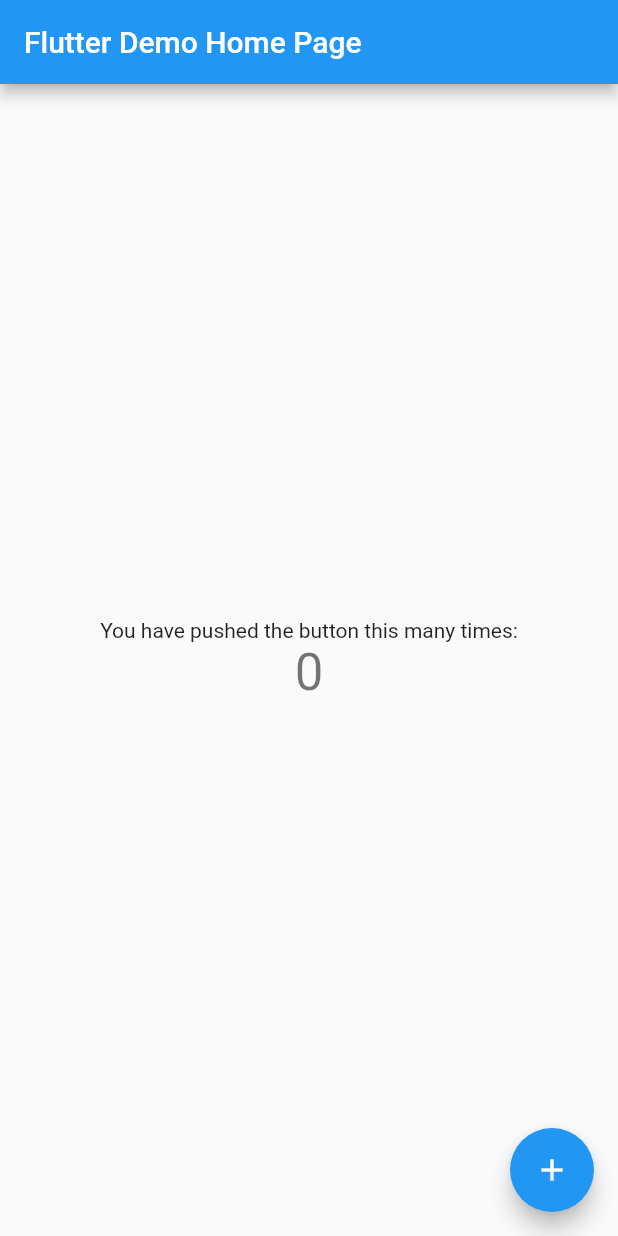
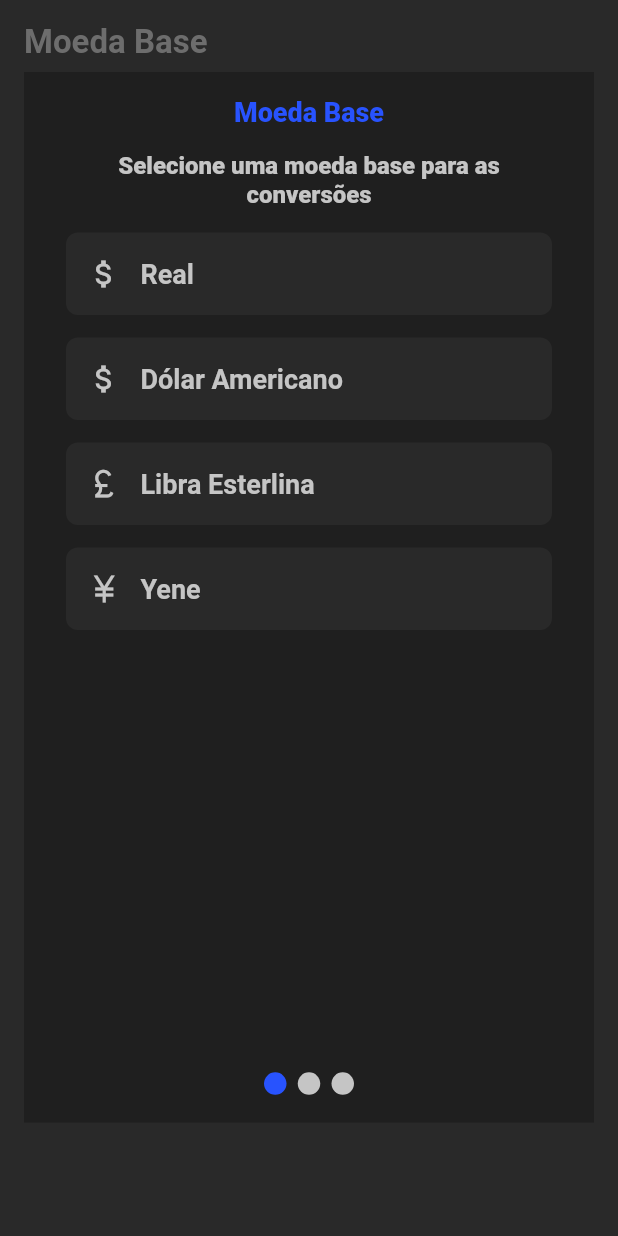
Before and after one commit to OrlandoEduardo101/flutter_windows_playground, a Flutter app: the screen it shows after launch, on a phone screen of 412 x 824 dp. Run offline on Flutter 3.47's test engine with Material 2 defaults, Android fonts, the phone set to English and light mode, and no system bars; our stand-ins replace device_info_plus; missing offline and left inert: device_info_plus_windows, platform_device_id, platform_info.

Commit message:
BaseCoinPage

```diff
--- /dev/null
+++ b/lib/base_coin/app_colors.dart
@@ -0,0 +1,9 @@
+import 'package:flutter/material.dart';
+
+class AppColors {
+  static Color get backgroundBlack => const Color(0xff292929);
+  static Color get pageCanvaBlack => const Color(0xff1f1f1f);
+  static Color get titlePageGrey => const Color(0xff6d6d6d);
+  static Color get indicatorBlue => const Color(0xff2853fe);
+  static Color get indicatorGrey => const Color(0xffc5c5c5);
+}
--- /dev/null
+++ b/lib/base_coin/model/button_model.dart
@@ -0,0 +1,8 @@
+import 'package:flutter/cupertino.dart';
+
+class ButtonModel {
+  final String title;
+  final IconData icon;
+
+  const ButtonModel({required this.title, required this.icon});
+}
--- /dev/null
+++ b/lib/base_coin/pages/base_coin_page.dart
@@ -0,0 +1,77 @@
+import 'package:flutter/material.dart';
+import 'package:flutter_windows_playground/base_coin/app_colors.dart';
+import 'package:flutter_windows_playground/base_coin/model/button_model.dart';
+
+import '../widgets/coin_button_widget.dart';
+
+class BaseCoinPage extends StatefulWidget {
+  const BaseCoinPage({Key? key, this.title = 'Moeda Base'}) : super(key: key);
+  final String title;
+
+  @override
+  State<BaseCoinPage> createState() => _BaseCoinPageState();
+}
+
+class _BaseCoinPageState extends State<BaseCoinPage> {
+  int selectedIndex = -1;
+  final coinsList = const [
+    ButtonModel(title: 'Real', icon: Icons.attach_money),
+    ButtonModel(title: 'Dólar Americano', icon: Icons.attach_money),
+    ButtonModel(title: 'Libra Esterlina', icon: Icons.currency_pound),
+    ButtonModel(title: 'Yene', icon: Icons.currency_yen),
+  ];
+
+  @override
+  Widget build(BuildContext context) {
+    return Container(
+      color: AppColors.pageCanvaBlack,
+      padding: const EdgeInsets.symmetric(horizontal: 28, vertical: 16),
+      child: Column(
+        mainAxisAlignment: MainAxisAlignment.start,
+        children: [
+          Text(
+            widget.title,
+            style: TextStyle(
+              color: AppColors.indicatorBlue,
+              fontSize: 18,
+              fontWeight: FontWeight.w800,
+            ),
+          ),
+          const SizedBox(height: 16),
+          Text(
+            'Selecione uma moeda base para as conversões',
+            textAlign: TextAlign.center,
+            style: TextStyle(
+              color: AppColors.indicatorGrey,
+              fontSize: 16,
+              fontWeight: FontWeight.w800,
+            ),
+          ),
+          const SizedBox(height: 16),
+          ListView.separated(
+            shrinkWrap: true,
+            itemCount: coinsList.length,
+            itemBuilder: (context, index) {
+              final item = coinsList[index];
+              return CoinButtonWidget(
+                icon: item.icon,
+                title: item.title,
+                isSelected: selectedIndex == index,
+                onTap: () {
+                  setState(() {
+                    selectedIndex = index;
+                  });
+                },
+              );
+            },
+            separatorBuilder: (BuildContext context, int index) {
+              return const SizedBox(
+                height: 15,
+              );
+            },
+          ),
+        ],
+      ),
+    );
+  }
+}
--- /dev/null
+++ b/lib/base_coin/root_base_page.dart
@@ -0,0 +1,90 @@
+import 'package:flutter/material.dart';
+import 'package:flutter_windows_playground/base_coin/pages/base_coin_page.dart';
+import 'package:flutter_windows_playground/base_coin/widgets/page_indicator.dart';
+
+import 'app_colors.dart';
+
+class RootBasePage extends StatefulWidget {
+  final String title;
+  const RootBasePage({Key? key, this.title = 'Moeda Base'}) : super(key: key);
+
+  @override
+  State<RootBasePage> createState() => _RootBasePageState();
+}
+
+class _RootBasePageState extends State<RootBasePage> {
+  int selectedIndex = 0;
+  final pageViewController = PageController();
+  final listPages = const [
+    BaseCoinPage(title: 'Moeda Base'),
+    BaseCoinPage(title: 'Moeda Base 2'),
+    BaseCoinPage(title: 'Moeda Base 3'),
+  ];
+
+  @override
+  void initState() {
+    super.initState();
+    // pageViewController.addListener(() { })
+  }
+
+  @override
+  Widget build(BuildContext context) {
+    final size = MediaQuery.of(context).size;
+    return Scaffold(
+      backgroundColor: AppColors.backgroundBlack,
+      appBar: AppBar(
+        backgroundColor: Colors.transparent,
+        toolbarHeight: 40,
+        elevation: 0,
+        title: Padding(
+          padding: const EdgeInsets.only(top: 16.0),
+          child: Text(
+            widget.title,
+            style: TextStyle(
+              color: AppColors.titlePageGrey,
+              fontSize: 22,
+              fontWeight: FontWeight.w600,
+            ),
+          ),
+        ),
+      ),
+      body: Container(
+        margin: const EdgeInsets.symmetric(horizontal: 16, vertical: 8),
+        height: size.height * 0.85,
+        child: Stack(
+          alignment: Alignment.center,
+          children: [
+            PageView.builder(
+              controller: pageViewController,
+              onPageChanged: (index) {
+                setState(() {
+                  selectedIndex = index;
+                });
+              },
+              itemCount: listPages.length,
+              itemBuilder: (context, index) {
+                return listPages[selectedIndex];
+              },
+            ),
+            Positioned(
+                bottom: 16,
+                child: SizedBox(
+                  width: size.width * 0.8,
+                  height: 20,
+                  child: PageIndicator(
+                    countIndicator: listPages.length,
+                    selectedIndicator: selectedIndex,
+                    itemSize: 15,
+                    onTap: (index) {
+                      setState(() {
+                        selectedIndex = index;
+                      });
+                    },
+                  ),
+                ))
+          ],
+        ),
+      ),
+    );
+  }
+}
--- /dev/null
+++ b/lib/base_coin/widgets/coin_button_widget.dart
@@ -0,0 +1,93 @@
+import 'package:flutter/material.dart';
+import 'package:flutter_windows_playground/base_coin/app_colors.dart';
+
+class CoinButtonWidget extends StatefulWidget {
+  const CoinButtonWidget({
+    Key? key,
+    required this.icon,
+    required this.title,
+    required this.isSelected,
+    this.radius = 8,
+    this.borderWidth = 1.5,
+    this.width = double.infinity,
+    this.height = 55,
+    this.colorSelected,
+    this.colorUnSelected,
+    this.backGroundColor,
+    this.onTap,
+  }) : super(key: key);
+
+  final IconData icon;
+  final String title;
+  final Color? colorSelected;
+  final Color? colorUnSelected;
+  final Color? backGroundColor;
+  final bool isSelected;
+  final double radius;
+  final double borderWidth;
+  final double width;
+  final double height;
+  final void Function()? onTap;
+
+  @override
+  State<CoinButtonWidget> createState() => _CoinButtonWidgetState();
+}
+
+class _CoinButtonWidgetState extends State<CoinButtonWidget> {
+  late final Color colorSelected;
+  late final Color colorUnSelected;
+  late final Color backGroundColor;
+
+  @override
+  void initState() {
+    super.initState();
+    colorSelected = widget.colorSelected ?? AppColors.indicatorBlue;
+    colorUnSelected = widget.colorUnSelected ?? AppColors.indicatorGrey;
+    backGroundColor = widget.backGroundColor ?? AppColors.backgroundBlack;
+  }
+
+  @override
+  Widget build(BuildContext context) {
+    return InkWell(
+      onTap: widget.onTap,
+      child: Container(
+        width: widget.width,
+        height: widget.height,
+        decoration: BoxDecoration(
+          color: backGroundColor,
+          borderRadius: BorderRadius.circular(widget.radius),
+          border: Border.all(
+            color: widget.isSelected ? colorSelected : Colors.transparent,
+            width: widget.borderWidth,
+          ),
+        ),
+        child: LayoutBuilder(
+          builder: (context, constraints) {
+            return Row(
+              children: [
+                Expanded(
+                  flex: 15,
+                  child: Icon(
+                    widget.icon,
+                    color: widget.isSelected ? colorSelected : colorUnSelected,
+                  ),
+                ),
+                Expanded(
+                  flex: 85,
+                  child: Text(
+                    widget.title,
+                    style: TextStyle(
+                      color: widget.isSelected ? colorSelected : colorUnSelected,
+                      fontSize: 18,
+                      fontWeight: FontWeight.w600,
+                    ),
+                  ),
+                ),
+              ],
+            );
+          },
+        ),
+      ),
+    );
+  }
+}
--- /dev/null
+++ b/lib/base_coin/widgets/page_indicator.dart
@@ -0,0 +1,58 @@
+import 'package:flutter/material.dart';
+
+import '../app_colors.dart';
+
+class PageIndicator extends StatelessWidget {
+  const PageIndicator(
+      {Key? key,
+      required this.countIndicator,
+      this.selectedIndicator = 0,
+      this.itemSize = 10,
+      this.colorSelected,
+      this.onTap,
+      this.colorUnSelected})
+      : super(key: key);
+
+  final int countIndicator;
+  final int selectedIndicator;
+  final double itemSize;
+  final Color? colorSelected;
+  final Color? colorUnSelected;
+  final void Function(int index)? onTap;
+
+  get _colorSelected => colorSelected ?? AppColors.indicatorBlue;
+
+  get _colorUnSelected => colorUnSelected ?? AppColors.indicatorGrey;
+
+  @override
+  Widget build(BuildContext context) {
+    return Center(
+      child: ListView.separated(
+        itemCount: countIndicator,
+        physics: const NeverScrollableScrollPhysics(),
+        scrollDirection: Axis.horizontal,
+        shrinkWrap: true,
+        separatorBuilder: (contex, index) => SizedBox(
+          width: itemSize / 2,
+        ),
+        itemBuilder: (contex, index) => InkWell(
+          onTap: () {
+            if (onTap != null) {
+              onTap!(index);
+            }
+          },
+          child: Container(
+            width: itemSize,
+            height: itemSize,
+            decoration: BoxDecoration(
+              color: index == selectedIndicator
+                  ? _colorSelected
+                  : _colorUnSelected,
+              shape: BoxShape.circle,
+            ),
+          ),
+        ),
+      ),
+    );
+  }
+}
--- a/lib/main.dart
+++ b/lib/main.dart
@@ -3,27 +3,29 @@
 import 'package:device_info_plus_windows/device_info_plus_windows.dart';
 import 'package:platform_device_id/platform_device_id.dart';
 import 'package:platform_info/platform_info.dart';
+
+import 'base_coin/root_base_page.dart';
 // import 'package:device_info_plus/device_info_plus.dart';
 
 
 
 Future<void> main() async {
   WidgetsFlutterBinding.ensureInitialized();
-  DeviceInfoPlugin deviceInfo = DeviceInfoPlugin();
+  // DeviceInfoPlugin deviceInfo = DeviceInfoPlugin();
 
-  final info = await deviceInfo.windowsInfo;
-  final info2 = await deviceInfo.deviceInfo;
+  // final info = await deviceInfo.windowsInfo;
+  // final info2 = await deviceInfo.deviceInfo;
 
-  print(info);
-  print(info2);
+  // print(info);
+  // print(info2);
 
-  print(Platform.instance.version);
-  print(Platform.I.operatingSystem);
-  print(platform.numberOfProcessors.gcd(1));
+  // print(Platform.instance.version);
+  // print(Platform.I.operatingSystem);
+  // print(platform.numberOfProcessors.gcd(1));
 
-  String? deviceId = await PlatformDeviceId.getDeviceId;
+  // String? deviceId = await PlatformDeviceId.getDeviceId;
 
-  print(deviceId);
+  // print(deviceId);
 
 
   runApp(const MyApp());
@@ -32,40 +34,20 @@
 class MyApp extends StatelessWidget {
   const MyApp({Key? key}) : super(key: key);
 
-  // This widget is the root of your application. taskkill /F /IM flutter_windows_playground.exe
   @override
   Widget build(BuildContext context) {
     return MaterialApp(
       title: 'Flutter Demo',
       theme: ThemeData(
-        // This is the theme of your application.
-        //
-        // Try running your application with "flutter run". You'll see the
-        // application has a blue toolbar. Then, without quitting the app, try
-        // changing the primarySwatch below to Colors.green and then invoke
-        // "hot reload" (press "r" in the console where you ran "flutter run",
-        // or simply save your changes to "hot reload" in a Flutter IDE).
-        // Notice that the counter didn't reset back to zero; the application
-        // is not restarted.
         primarySwatch: Colors.blue,
       ),
-      home: const MyHomePage(title: 'Flutter Demo Home Page'),
+      home: const RootBasePage(),
     );
   }
 }
 
 class MyHomePage extends StatefulWidget {
   const MyHomePage({Key? key, required this.title}) : super(key: key);
-
-  // This widget is the home page of your application. It is stateful, meaning
-  // that it has a State object (defined below) that contains fields that affect
-  // how it looks.
-
-  // This class is the configuration for the state. It holds the values (in this
-  // case the title) provided by the parent (in this case the App widget) and
-  // used by the build method of the State. Fields in a Widget subclass are
-  // always marked "final".
-
   final String title;
 
   @override
@@ -77,47 +59,18 @@
 
   void _incrementCounter() {
     setState(() {
-      // This call to setState tells the Flutter framework that something has
-      // changed in this State, which causes it to rerun the build method below
-      // so that the display can reflect the updated values. If we changed
-      // _counter without calling setState(), then the build method would not be
-      // called again, and so nothing would appear to happen.
       _counter++;
     });
   }
 
   @override
   Widget build(BuildContext context) {
-    // This method is rerun every time setState is called, for instance as done
-    // by the _incrementCounter method above.
-    //
-    // The Flutter framework has been optimized to make rerunning build methods
-    // fast, so that you can just rebuild anything that needs updating rather
-    // than having to individually change instances of widgets.
     return Scaffold(
       appBar: AppBar(
-        // Here we take the value from the MyHomePage object that was created by
-        // the App.build method, and use it to set our appbar title.
         title: Text(widget.title),
       ),
       body: Center(
-        // Center is a layout widget. It takes a single child and positions it
-        // in the middle of the parent.
         child: Column(
-          // Column is also a layout widget. It takes a list of children and
-          // arranges them vertically. By default, it sizes itself to fit its
-          // children horizontally, and tries to be as tall as its parent.
-          //
-          // Invoke "debug painting" (press "p" in the console, choose the
-          // "Toggle Debug Paint" action from the Flutter Inspector in Android
-          // Studio, or the "Toggle Debug Paint" command in Visual Studio Code)
-          // to see the wireframe for each widget.
-          //
-          // Column has various properties to control how it sizes itself and
-          // how it positions its children. Here we use mainAxisAlignment to
-          // center the children vertically; the main axis here is the vertical
-          // axis because Columns are vertical (the cross axis would be
-          // horizontal).
           mainAxisAlignment: MainAxisAlignment.center,
           children: <Widget>[
             const Text(
```
